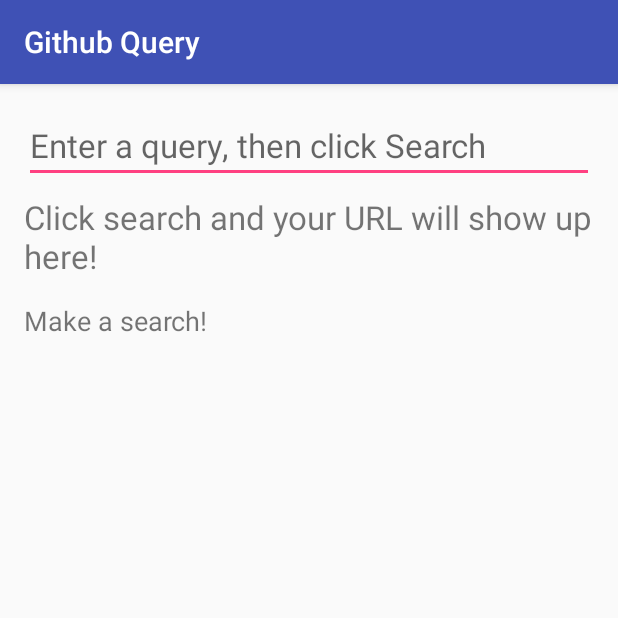
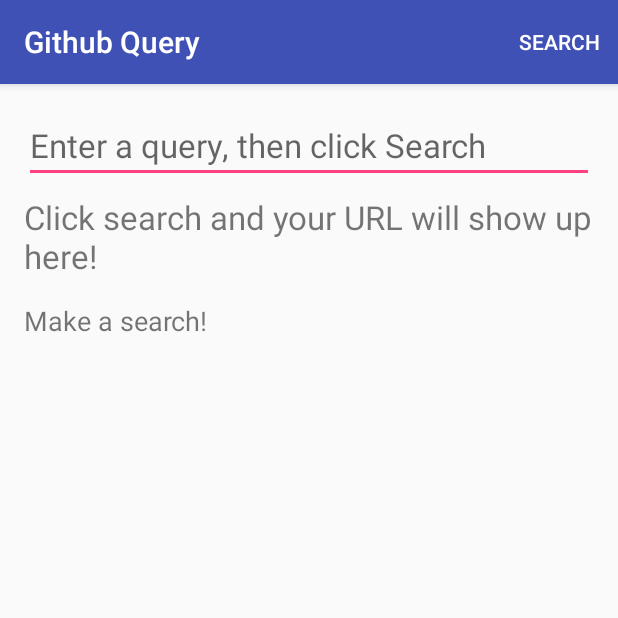
Before and after one commit to andersonnunes/course-android, an Android app: the screen it shows after launch (MainActivity), on a phone screen of 412 x 824 dp, the top half of it. Run offline under Robolectric (Android 15) with nearby library versions, the phone set to English and light mode, and no system bars.

Commit message:
Add Menu - Solution

```diff
--- a/exercises/github-repo-search/app/src/main/java/com/example/android/datafrominternet/MainActivity.java
+++ b/exercises/github-repo-search/app/src/main/java/com/example/android/datafrominternet/MainActivity.java
@@ -15,10 +15,14 @@
  */
 package com.example.android.datafrominternet;
 
+import android.content.Context;
 import android.os.Bundle;
 import android.support.v7.app.AppCompatActivity;
+import android.view.Menu;
+import android.view.MenuItem;
 import android.widget.EditText;
 import android.widget.TextView;
+import android.widget.Toast;
 
 public class MainActivity extends AppCompatActivity {
 
@@ -39,23 +43,29 @@
         mSearchResultsTextView = (TextView) findViewById(R.id.tv_github_search_results_json);
     }
 
-    // Do 2 - 7 in menu.xml ///////////////////////////////////////////////////////////////////////
-    // TODO (2) Create a menu xml called 'main.xml' in the res->menu folder
-    // TODO (3) Add one menu item to your menu
-    // TODO (4) Give the menu item an id of @+id/action_search
-    // TODO (5) Set the orderInCategory to 1
-    // TODO (6) Show this item if there is room (use app:showAsAction, not android:showAsAction)
-    // TODO (7) Set the title to the search string ("Search") from strings.xml
-    // Do 2 - 7 in menu.xml ///////////////////////////////////////////////////////////////////////
+    // COMPLETED (8) Override onCreateOptionsMenu
+    @Override
+    public boolean onCreateOptionsMenu(Menu menu) {
+        // COMPLETED (9) Within onCreateOptionsMenu, use getMenuInflater().inflate to inflate the menu
+        getMenuInflater().inflate(R.menu.main, menu);
+        // COMPLETED (10) Return true to display your menu
+        return true;
+    }
 
-
-    // TODO (8) Override onCreateOptionsMenu
-    // TODO (9) Within onCreateOptionsMenu, use getMenuInflater().inflate to inflate the menu
-    // TODO (10) Return true to display your menu
-
-    // TODO (11) Override onOptionsItemSelected
-    // TODO (12) Within onOptionsItemSelected, get the ID of the item that was selected
-    // TODO (13) If the item's ID is R.id.action_search, show a Toast and return true to tell Android that you've handled this menu click
-    // TODO (14) Don't forgot to call .show() on your Toast
-    // TODO (15) If you do NOT handle the menu click, return super.onOptionsItemSelected to let Android handle the menu click
+    // COMPLETED (11) Override onOptionsItemSelected
+    // COMPLETED (12) Within onOptionsItemSelected, get the ID of the item that was selected
+    // COMPLETED (13) If the item's ID is R.id.action_search, show a Toast and return true to tell Android that you've handled this menu click
+    // COMPLETED (14) Don't forgot to call .show() on your Toast
+    // COMPLETED (15) If you do NOT handle the menu click, return super.onOptionsItemSelected to let Android handle the menu click
+    @Override
+    public boolean onOptionsItemSelected(MenuItem item) {
+        int itemThatWasClickedId = item.getItemId();
+        if (itemThatWasClickedId == R.id.action_search) {
+            Context context = MainActivity.this;
+            String textToShow = "Search clicked";
+            Toast.makeText(context, textToShow, Toast.LENGTH_SHORT).show();
+            return true;
+        }
+        return super.onOptionsItemSelected(item);
+    }
 }
--- /dev/null
+++ b/exercises/github-repo-search/app/src/main/res/menu/main.xml
@@ -0,0 +1,31 @@
+<?xml version="1.0" encoding="utf-8"?>
+<!--
+  Copyright (C) 2016 The Android Open Source Project
+
+  Licensed under the Apache License, Version 2.0 (the "License");
+  you may not use this file except in compliance with the License.
+  You may obtain a copy of the License at
+
+       http://www.apache.org/licenses/LICENSE-2.0
+
+  Unless required by applicable law or agreed to in writing, software
+  distributed under the License is distributed on an "AS IS" BASIS,
+  WITHOUT WARRANTIES OR CONDITIONS OF ANY KIND, either express or implied.
+  See the License for the specific language governing permissions and
+  limitations under the License.
+-->
+<!--COMPLETED (2) Create a menu in xml called main.xml-->
+<menu xmlns:android="http://schemas.android.com/apk/res/android"
+      xmlns:app="http://schemas.android.com/apk/res-auto">
+
+    <!--COMPLETED (3) Add one menu item to your menu-->
+    <!--COMPLETED (4) Give the menu item an id of @+id/action_search-->
+    <!--COMPLETED (5) Set the orderInCategory to 1-->
+    <!--COMPLETED (6) Show this item if there is room (use app:showAsAction, not android:showAsAction)-->
+    <!--COMPLETED (7) Set the title to the search string ("Search") from strings.xml-->
+    <item
+        android:id="@+id/action_search"
+        android:orderInCategory="1"
+        app:showAsAction="ifRoom"
+        android:title="@string/search"/>
+</menu>
--- a/exercises/github-repo-search/app/src/main/res/values/strings.xml
+++ b/exercises/github-repo-search/app/src/main/res/values/strings.xml
@@ -15,5 +15,6 @@
   -->
 <resources>
     <string name="app_name">Github Query</string>
-    <!--TODO (1) Add a string resource called search with the title "Search"-->
+    <!--COMPLETED (1) Add a string resource called search with the title "Search"-->
+    <string name="search">Search</string>
 </resources>
```
